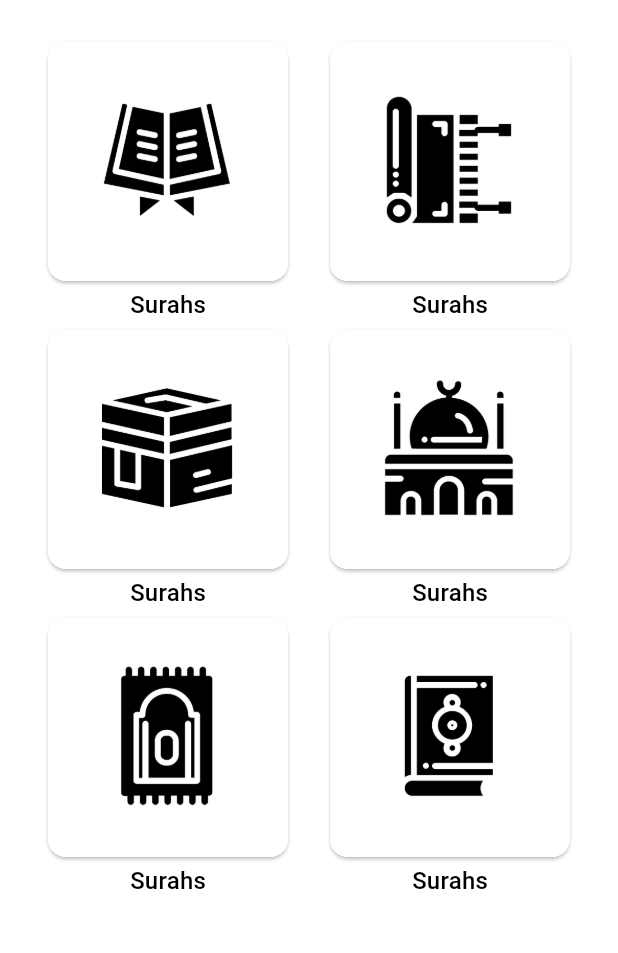
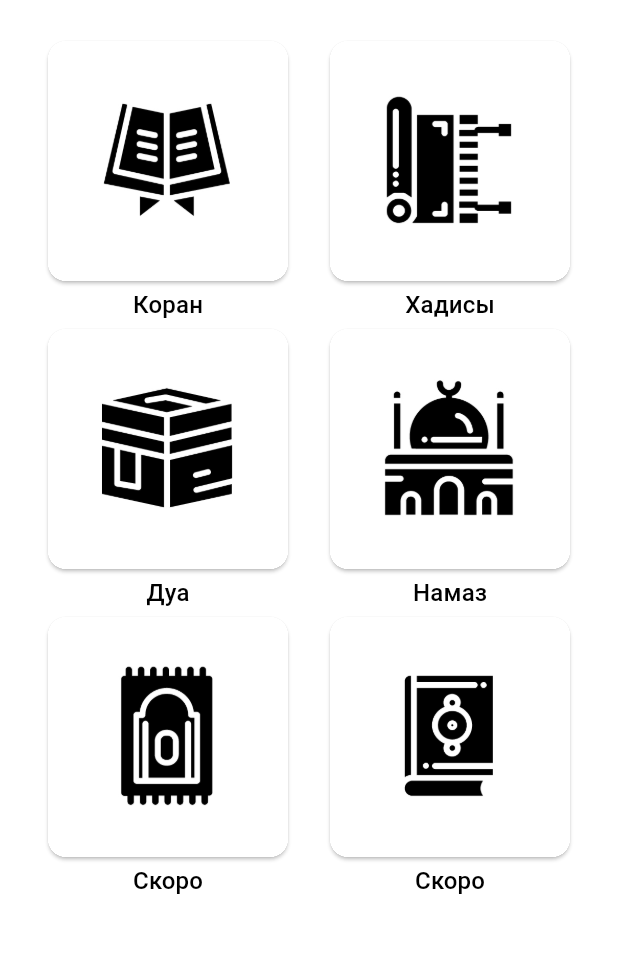
Before and after one commit to Minusgolovushka/readQuran, a Flutter app: the screen it shows after launch, on a phone screen of 412 x 824 dp, the part 61-1014 px from its top. Run offline on Flutter 3.47's test engine with Material 3 defaults, Android fonts, the light colour scheme and no system bars; our stand-ins replace audio_video_progress_bar, auto_route, dio, flutter_cache_manager, flutter_riverpod, hive and 2 more; accounts and stored records are empty.

Commit message:
some fix

```diff
--- a/lib/presentation/screens/home_page.dart
+++ b/lib/presentation/screens/home_page.dart
@@ -38,12 +38,12 @@ class HomePageState extends ConsumerState<HomePage> {
                 children: [
                   CategoryCard(
                     imagePath: "assets/images/islam_book-100.jpg",
-                    label: 'Surahs',
+                    label: 'Коран',
                     onTap: () => context.router.push(const QuranRoute()),
                   ),
                   CategoryCard(
                     imagePath: "assets/images/islam_svitok-100.jpg",
-                    label: 'Surahs',
+                    label: 'Хадисы',
                     onTap: () => context.router.push(const QuranRoute()),
                   ),
                 ],
@@ -53,12 +53,12 @@ class HomePageState extends ConsumerState<HomePage> {
                 children: [
                   CategoryCard(
                     imagePath: "assets/images/islam_kibla-100.jpg",
-                    label: 'Surahs',
+                    label: 'Дуа',
                     onTap: () => context.router.push(const QuranRoute()),
                   ),
                   CategoryCard(
                     imagePath: "assets/images/islam_mosque-100.jpg",
-                    label: 'Surahs',
+                    label: 'Намаз',
                     onTap: () => context.router.push(const QuranRoute()),
                   ),
                 ],
@@ -68,12 +68,12 @@ class HomePageState extends ConsumerState<HomePage> {
                 children: [
                   CategoryCard(
                     imagePath: "assets/images/islam_namaz-100.jpg",
-                    label: 'Surahs',
+                    label: 'Скоро',
                     onTap: () => context.router.push(const QuranRoute()),
                   ),
                   CategoryCard(
                     imagePath: "assets/images/islam_book_closed-100.jpg",
-                    label: 'Surahs',
+                    label: 'Скоро',
                     onTap: () => context.router.push(const QuranRoute()),
                   ),
                 ],
--- a/lib/presentation/screens/in_progress_surahs_screen.dart
+++ b/lib/presentation/screens/in_progress_surahs_screen.dart
@@ -2,6 +2,7 @@ import 'package:auto_route/auto_route.dart';
 import 'package:flutter/material.dart';
 import 'package:flutter_riverpod/flutter_riverpod.dart';
 import 'package:readquran/domain/providers/surah_list_notifier.dart';
+import 'package:readquran/presentation/widgets/bottom_nav_bar.dart';
 
 @RoutePage()
 class InProgressSurahsScreen extends ConsumerWidget {
@@ -9,7 +10,6 @@ class InProgressSurahsScreen extends ConsumerWidget {
 
   @override
   Widget build(BuildContext context, WidgetRef ref) {
-    // Получаем текущее состояние
     final surahState = ref.watch(surahListNotifierProvider);
     final inProgressSurahs = surahState.inProgressSurahs;
 
@@ -20,7 +20,6 @@ class InProgressSurahsScreen extends ConsumerWidget {
           : ListView.builder(
               itemCount: inProgressSurahs.length,
               itemBuilder: (context, index) {
-                // Доступ к элементам списка сур через surahState.surahs
                 final surah = surahState.surahs.firstWhere(
                   (s) => s.number == inProgressSurahs[index],
                 );
@@ -30,6 +29,7 @@ class InProgressSurahsScreen extends ConsumerWidget {
                 );
               },
             ),
+             bottomNavigationBar: const BottomNavBar(),
     );
   }
 }
--- a/lib/presentation/screens/learned_surahs_screen.dart
+++ b/lib/presentation/screens/learned_surahs_screen.dart
@@ -2,6 +2,7 @@ import 'package:auto_route/auto_route.dart';
 import 'package:flutter/material.dart';
 import 'package:flutter_riverpod/flutter_riverpod.dart';
 import 'package:readquran/domain/providers/surah_list_notifier.dart';
+import 'package:readquran/presentation/widgets/bottom_nav_bar.dart';
 
 @RoutePage()
 class LearnedSurahsScreen extends ConsumerWidget {
@@ -9,7 +10,6 @@ class LearnedSurahsScreen extends ConsumerWidget {
 
   @override
   Widget build(BuildContext context, WidgetRef ref) {
-    // Получаем текущее состояние
     final surahState = ref.watch(surahListNotifierProvider);
     final learnedSurahs = surahState.learnedSurahs;
 
@@ -20,7 +20,6 @@ class LearnedSurahsScreen extends ConsumerWidget {
           : ListView.builder(
               itemCount: learnedSurahs.length,
               itemBuilder: (context, index) {
-                // Доступ к элементам списка сур через surahState.surahs
                 final surah = surahState.surahs.firstWhere(
                   (s) => s.number == learnedSurahs[index],
                 );
@@ -30,6 +29,7 @@ class LearnedSurahsScreen extends ConsumerWidget {
                 );
               },
             ),
+             bottomNavigationBar: const BottomNavBar(),
     );
   }
 }
```
Also changed, not shown: lib/presentation/screens/quran_screen.dart (+8 -3 lines).
